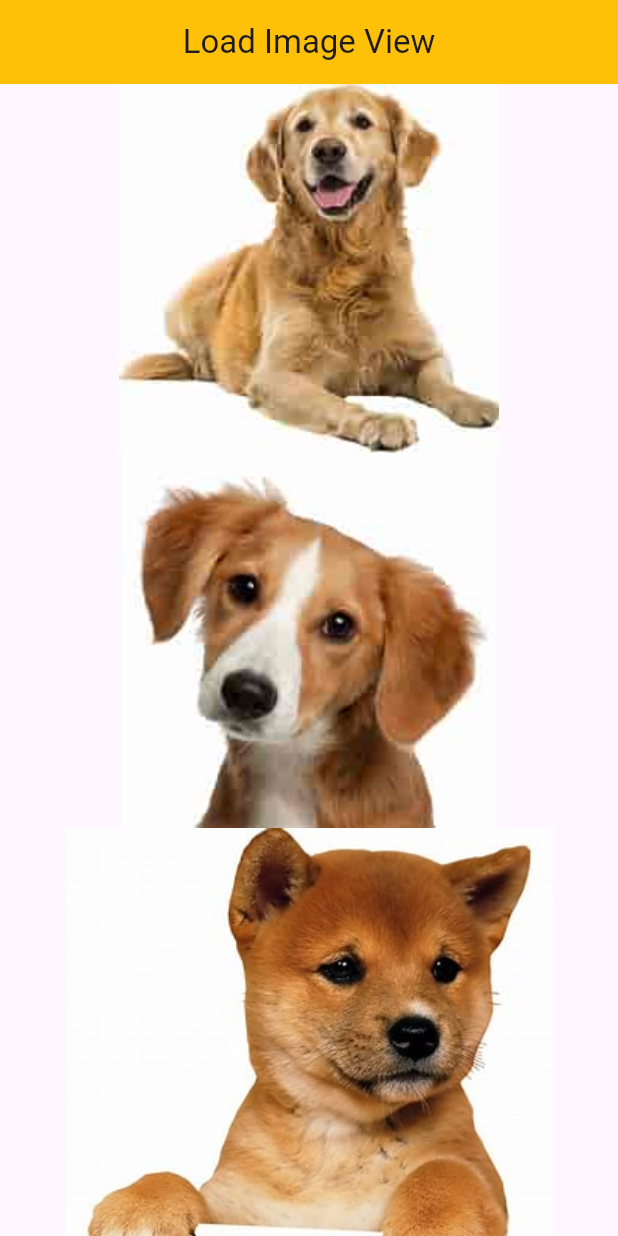
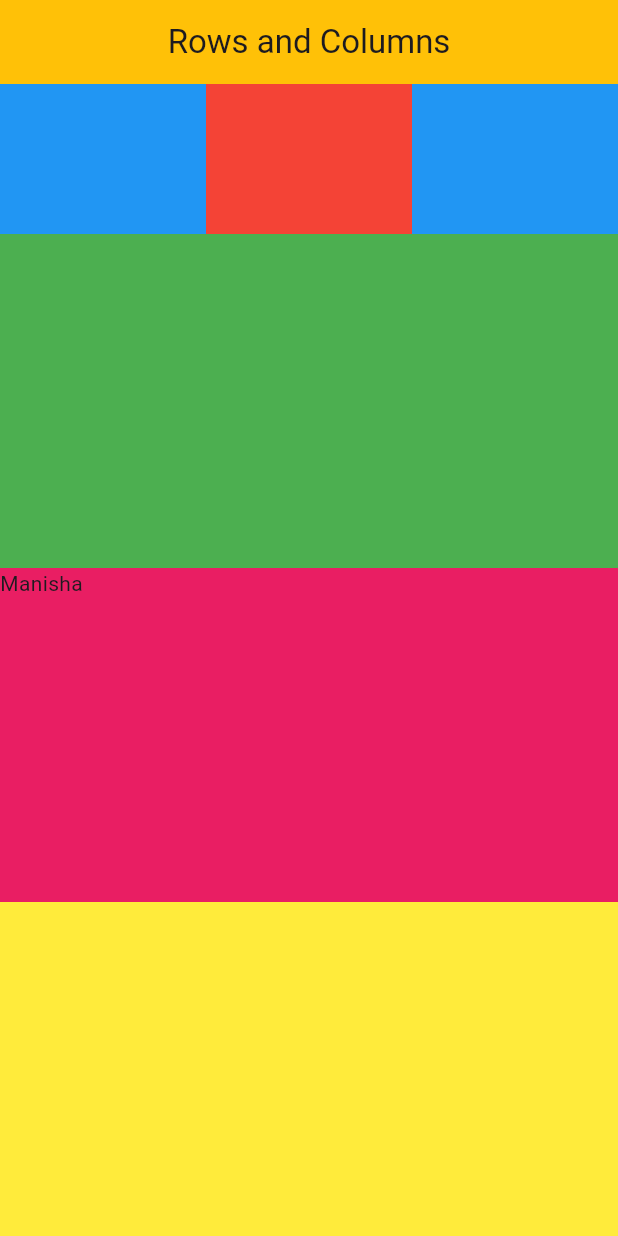
Before and after one commit to manishaa8981/assig_dart, a Flutter app: the screen it shows after launch, on a phone screen of 412 x 824 dp. Run offline on Flutter 3.47's test engine with Material 3 defaults, Android fonts, the phone set to English and light mode, and no system bars.

Commit message:
snackbar , row n columns

```diff
--- a/lib/app.dart
+++ b/lib/app.dart
@@ -1,4 +1,4 @@
-import 'package:assig/view/load_image_view.dart';
+import 'package:assig/view/classwork_erercise_view.dart';
 import 'package:flutter/material.dart';
 
 class Myapp extends StatelessWidget {
@@ -8,7 +8,7 @@ class Myapp extends StatelessWidget {
   Widget build(BuildContext context) {
     return MaterialApp(
       debugShowCheckedModeBanner: false,
-      home: LoadImageView(),
+      home: ClassworkErerciseView(),
     );
   }
 }
--- /dev/null
+++ b/lib/view/classwork_erercise_view.dart
@@ -0,0 +1,68 @@
+import 'package:flutter/material.dart';
+
+class ClassworkErerciseView extends StatelessWidget {
+  const ClassworkErerciseView({super.key});
+
+  @override
+  Widget build(BuildContext context) {
+    return Scaffold(
+      appBar: AppBar(
+        title: Text("Rows and Columns"),
+        centerTitle: true,
+        backgroundColor: Colors.amber,
+      ),
+      body: SafeArea(
+        child: Column(
+          children: [
+            Row(
+              mainAxisAlignment: MainAxisAlignment.center,
+              crossAxisAlignment: CrossAxisAlignment.center,
+              children: [
+                Expanded(
+                  child: Container(
+                    height: 100,
+                    color: Colors.blue,
+                  ),
+                ),
+                Expanded(
+                  child: Container(
+                    height: 100,
+                    color: Colors.red,
+                  ),
+                ),
+                Expanded(
+                  child: Container(
+                    height: 100,
+                    color: Colors.blue,
+                  ),
+                ),
+              ],
+            ),
+            Expanded(
+              child: Container(
+                height: 200,
+                width: double.infinity,
+                color: Colors.green,
+              ),
+            ),
+            Expanded(
+              child: Container(
+                child: Text("Manisha"),
+                height: 200,
+                width: double.infinity,
+                color: Colors.pink,
+              ),
+            ),
+            Expanded(
+              child: Container(
+                height: 200,
+                width: double.infinity,
+                color: Colors.yellow,
+              ),
+            )
+          ],
+        ),
+      ),
+    );
+  }
+}
--- a/lib/view/load_image_view.dart
+++ b/lib/view/load_image_view.dart
@@ -12,14 +12,44 @@ class LoadImageView extends StatelessWidget {
           backgroundColor: Colors.amber,
         ),
         body: SafeArea(
-            child: SingleChildScrollView(
-          child: Column(
-            children: [
-              Center(child: Image.asset('assets/images/dog-1.jpeg')),
-              Center(child: Image.asset('assets/images/dog-2.jpeg')),
-              Center(child: Image.asset('assets/images/dog-3.jpeg')),
-            ],
-          ),
-        )));
+            child: SizedBox(
+          height: MediaQuery.of(context).size.height * .9,
+          width: MediaQuery.of(context).size.height * .9,
+          child: Center(child: Image.asset('assets/images/dog-1.jpeg')),
+        )
+            ));
   }
 }
+
+
+
+
+
+
+// yo xai 3 ta image upload garna mathe xai aru aru try gareko
+
+
+
+// import 'package:flutter/material.dart';
+// class LoadImageView extends StatelessWidget {
+//   const LoadImageView({super.key});
+//   @override
+//   Widget build(BuildContext context) {
+//     return Scaffold(
+//         appBar: AppBar(
+//           title: Text("Load Image View"),
+//           centerTitle: true,
+//           backgroundColor: Colors.amber,
+//         ),
+//         body: SafeArea(
+//             child: SingleChildScrollView(
+//           child: Column(
+//             children: [
+//               Center(child: Image.asset('assets/images/dog-1.jpeg')),
+//               Center(child: Image.asset('assets/images/dog-2.jpeg')),
+//               Center(child: Image.asset('assets/images/dog-3.jpeg')),
+//             ],
+//           ),
+//         )));
+//   }
+// }
```
Also changed, not shown: lib/common/show_my_snackbar.dart (added, +14 -0 lines), lib/view/flexible_expanded_view.dart (added, +51 -0 lines), lib/view/snackbar_view.dart (added, +46 -0 lines).
